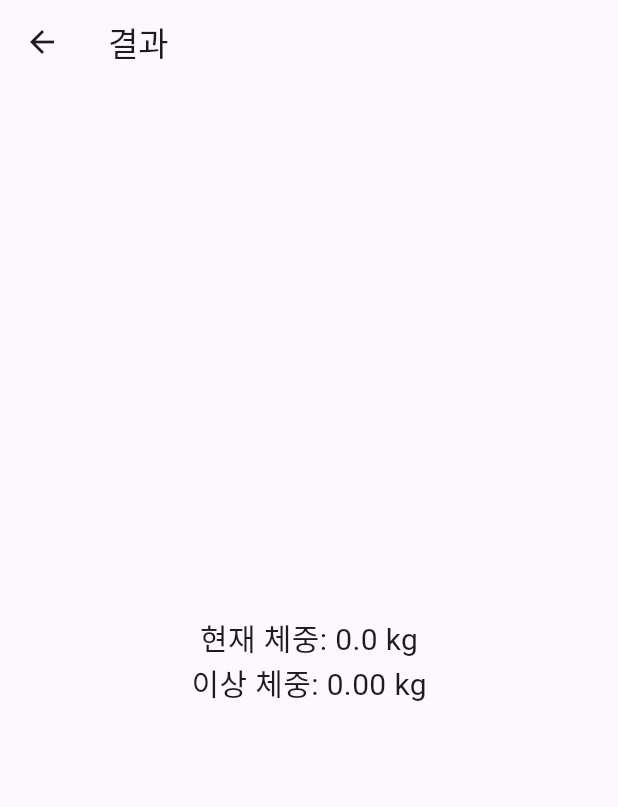
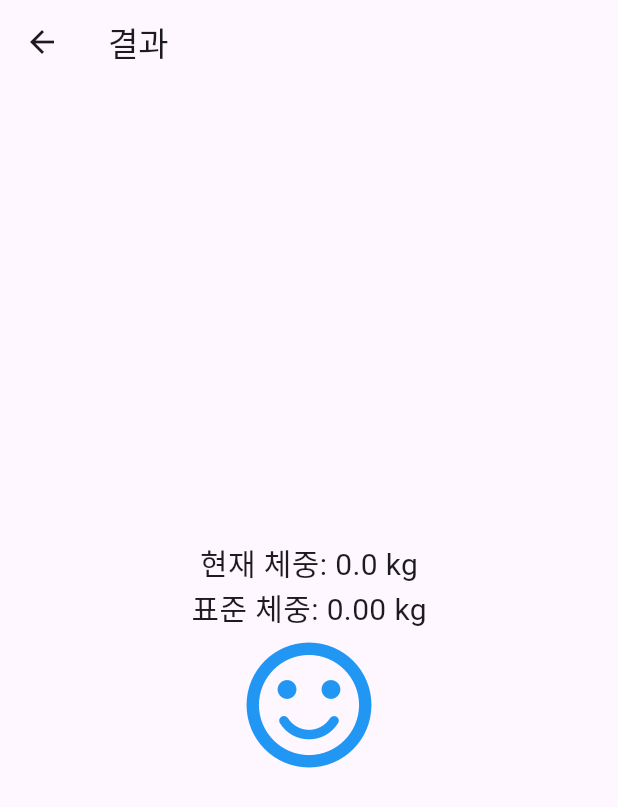
Before and after one commit to HACCP92/bmi_calculator, a Flutter app: the ResultScreen screen opened directly with empty values, on a phone screen of 412 x 824 dp. Shown: the top 807 px of the screen. Run offline on Flutter 3.47's test engine with Material 2 defaults, Android fonts, the phone set to English and light mode, and no system bars; our stand-ins replace go_router, lottie, shared_preferences; accounts and stored records are empty.

Commit message:
ADD : 유효성 검사 및 ui 변경

```diff
--- a/lib/presentation/result/result_screen.dart
+++ b/lib/presentation/result/result_screen.dart
@@ -12,6 +12,28 @@ class ResultScreen extends StatelessWidget {
 
   double _calcIbw() {
     return weight * 100 / (100 + (bcs - 5) * 10);
+  }
+
+  Icon _buildIcon(double ibw) {
+    if (ibw > weight) {
+      return const Icon(
+        Icons.sentiment_dissatisfied,
+        color: Colors.yellow,
+        size: 100,
+      );
+    } else if (ibw == weight) {
+      return const Icon(
+        Icons.sentiment_satisfied_rounded,
+        color: Colors.blue,
+        size: 100,
+      );
+    } else {
+      return const Icon(
+        Icons.sentiment_dissatisfied_sharp,
+        color: Colors.red,
+        size: 100,
+      );
+    }
   }
 
   @override
@@ -31,9 +53,10 @@ class ResultScreen extends StatelessWidget {
               style: const TextStyle(fontSize: 20),
             ),
             Text(
-              '이상 체중: ${ibw.toStringAsFixed(2)} kg',
+              '표준 체중: ${ibw.toStringAsFixed(2)} kg',
               style: const TextStyle(fontSize: 20),
             ),
+            _buildIcon(ibw), // 아이콘 추가
           ],
         ),
       ),
```
Also changed, not shown: lib/presentation/main/main_screen.dart (+35 -40 lines).
